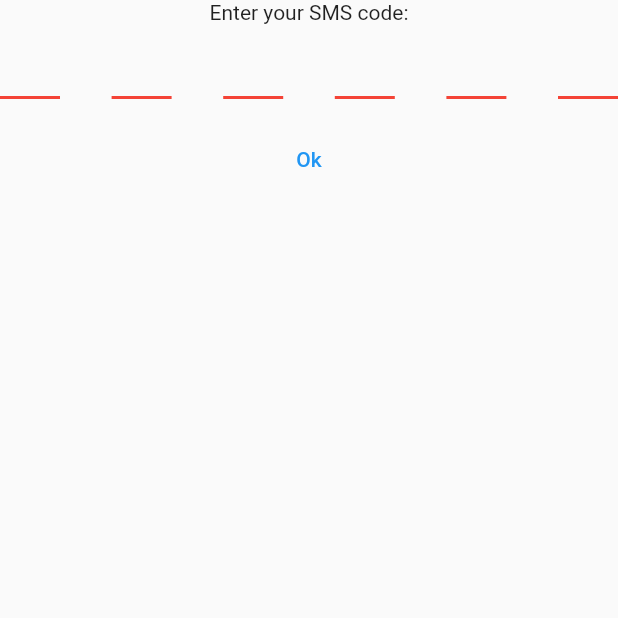
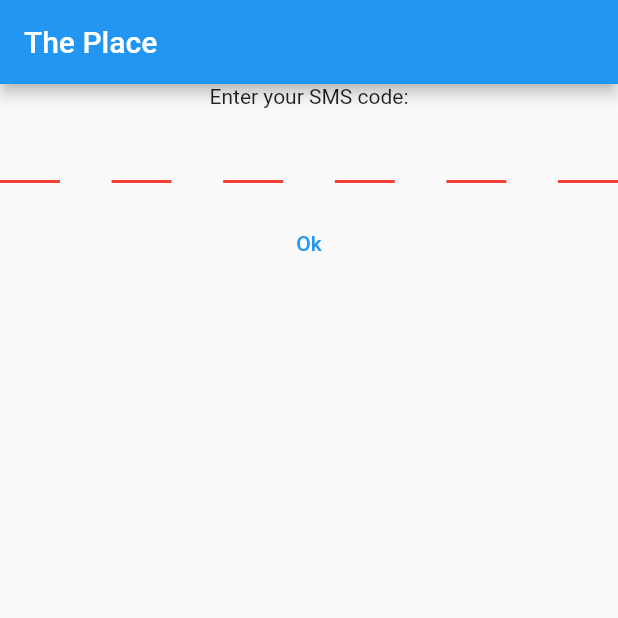
Before and after one commit to ProgrammerOfCpp/the_place, a Flutter app: the screen it shows after launch, after a tap on "Ok", on a phone screen of 412 x 824 dp, the top half of it. Run offline on Flutter 3.47's test engine with Material 2 defaults, Android fonts, the phone set to English and light mode, and no system bars; drawn by our look-alikes of pin_code_fields; our stand-ins replace get, intl_phone_number_input.

```diff
--- a/lib/view/pages/loading_page.dart
+++ b/lib/view/pages/loading_page.dart
@@ -1,9 +1,10 @@
 import 'package:flutter/material.dart';
+import '../widgets/app_scaffold.dart';
 
 class LoadingPage extends StatelessWidget {
   @override
   Widget build(BuildContext context) {
-    return Scaffold(
+    return AppScaffold(
       body: Center(
         child: CircularProgressIndicator(),
       ),
--- a/lib/view/pages/phone_number_input_page.dart
+++ b/lib/view/pages/phone_number_input_page.dart
@@ -2,11 +2,12 @@ import 'package:flutter/material.dart';
 import 'package:intl_phone_number_input/intl_phone_number_input.dart';
 import 'package:get/get.dart';
 import 'package:the_place/view/pages/sms_code_input_page.dart';
+import '../widgets/app_scaffold.dart';
 
 class PhoneNumberInputPage extends StatelessWidget {
   @override
   Widget build(BuildContext context) {
-    return Scaffold(
+    return AppScaffold(
       body: Center(
         child: Column(
           children: [
@@ -15,7 +16,7 @@ class PhoneNumberInputPage extends StatelessWidget {
               onInputChanged: (value) => {},
             ),
             TextButton(
-              onPressed: () => Get.to(SmsCodeInputPage()),
+              onPressed: () => Get.off(SmsCodeInputPage()),
               child: Text('ok'.tr),
             ),
           ],
--- a/lib/view/pages/sms_code_input_page.dart
+++ b/lib/view/pages/sms_code_input_page.dart
@@ -2,11 +2,12 @@ import 'package:flutter/material.dart';
 import 'package:get/get.dart';
 import 'package:pin_code_fields/pin_code_fields.dart';
 import 'package:the_place/view/pages/user_page.dart';
+import '../widgets/app_scaffold.dart';
 
 class SmsCodeInputPage extends StatelessWidget {
   @override
   Widget build(BuildContext context) {
-    return Scaffold(
+    return AppScaffold(
       body: Center(
         child: Column(
           children: [
@@ -17,7 +18,7 @@ class SmsCodeInputPage extends StatelessWidget {
               onChanged: (value) => {},
             ),
             TextButton(
-              onPressed: () => Get.to(UserPage()),
+              onPressed: () => Get.off(UserPage()),
               child: Text('ok'.tr),
             ),
           ],
--- a/lib/view/pages/splash_page.dart
+++ b/lib/view/pages/splash_page.dart
@@ -1,20 +1,20 @@
 import 'package:flutter/material.dart';
 import 'package:get/get.dart';
 import 'package:the_place/view/pages/phone_number_input_page.dart';
-import 'package:the_place/view/pages/sms_code_input_page.dart';
 
 class SplashPage extends StatelessWidget {
   @override
   Widget build(BuildContext context) {
     Future.delayed(
       const Duration(seconds: 2),
-      () => Get.to(PhoneNumberInputPage()),
+      () => Get.off(PhoneNumberInputPage()),
     );
 
     return Scaffold(
+      backgroundColor: Colors.white,
       body: Center(
-        child: Text(
-          'app_title'.tr,
+        child: Image(
+          image: AssetImage('assets/splash.png'),
         ),
       ),
     );
--- /dev/null
+++ b/lib/view/widgets/app_scaffold.dart
@@ -0,0 +1,20 @@
+import 'package:flutter/material.dart';
+import 'package:get/get.dart';
+
+class AppScaffold extends StatelessWidget {
+  final Widget? body;
+  final BottomNavigationBar? bottomNavigationBar;
+
+  const AppScaffold({Key? key, this.body, this.bottomNavigationBar}) : super(key: key);
+
+  @override
+  Widget build(BuildContext context) {
+    return Scaffold(
+      appBar: AppBar(
+        title: Text('app_title'.tr),
+      ),
+      body: this.body,
+      bottomNavigationBar: this.bottomNavigationBar,
+    );
+  }
+}
--- a/pubspec.yaml
+++ b/pubspec.yaml
@@ -46,7 +46,8 @@ flutter:
   # included with your application, so that you can use the icons in
   # the material Icons class.
   uses-material-design: true
-
+  assets:
+    - assets/splash.png
   # To add assets to your application, add an assets section, like this:
   # assets:
   #   - images/a_dot_burr.jpeg
```
Also changed, not shown: lib/view/pages/map_page.dart (added, +10 -0 lines), lib/view/pages/profile_page.dart (added, +10 -0 lines), lib/view/pages/user_page.dart (+19 -2 lines), pubspec.lock.
